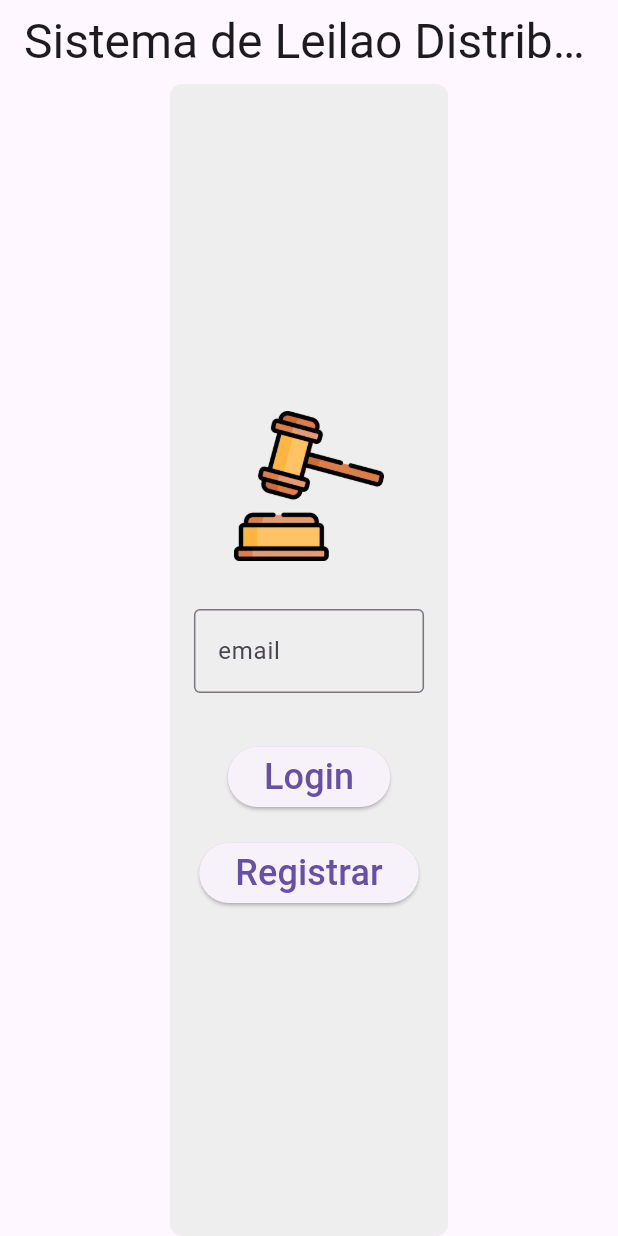
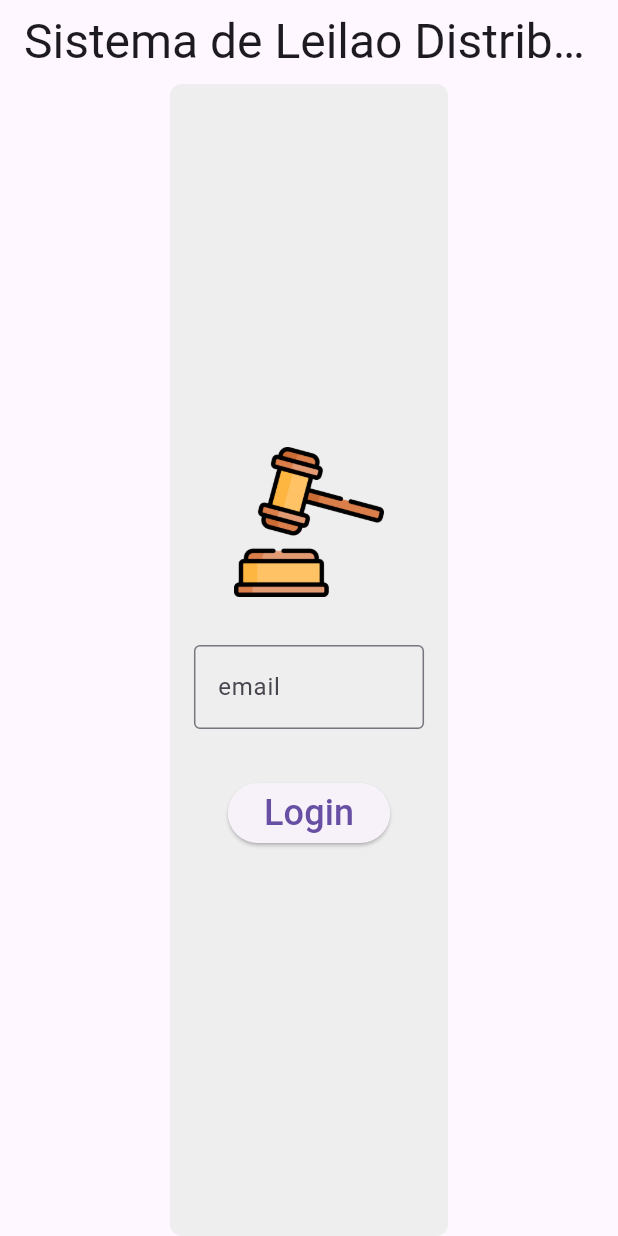
Before and after one commit to Sistemas-Distribuidos-UFG-2024-2/Grupo-5-SID, a Flutter app: the screen it shows after launch, on a phone screen of 412 x 824 dp. Run offline on Flutter 3.47's test engine with Material 3 defaults, Android fonts, the phone set to English and light mode, and no system bars; our stand-ins replace dio, get, shared_preferences; network calls fail.

Commit message:
comentando botao de registrar

```diff
--- a/Projeto/leilao_app/lib/pages/login_page/login_view.dart
+++ b/Projeto/leilao_app/lib/pages/login_page/login_view.dart
@@ -69,13 +69,13 @@ class _LoginViewState extends State<LoginView> {
                   ),
 
                   SizedBox(height: 16.0),
-                  ElevatedButton(
-                    onPressed: () {
-                      // Handle login logic here
-                      Get.toNamed('/create-user');
-                    },
-                    child: Text('Registrar', style: TextStyle(fontSize: 24)),
-                  ),
+                      // ElevatedButton(
+                      //   onPressed: () {
+                      //     // Handle login logic here
+                      //     Get.toNamed('/create-user');
+                      //   },
+                      //   child: Text('Registrar', style: TextStyle(fontSize: 24)),
+                      // ),
                 ],
               ),
             ),
```
